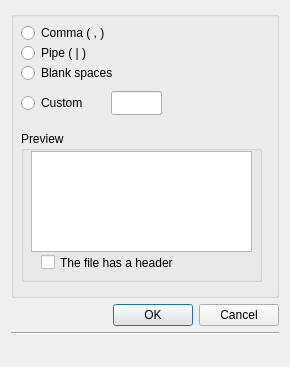
First picture: the form in easygeotagger/src/plugins/gps_plugin/textdelimiter.ui, repository alexbruy/EasyGeoTagger, before the edit.
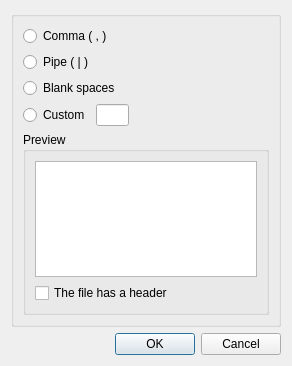
Second picture: the form after the edit.

```diff
--- a/easygeotagger/src/plugins/gps_plugin/textdelimiter.ui
+++ b/easygeotagger/src/plugins/gps_plugin/textdelimiter.ui
@@ -5,8 +5,8 @@
    <rect>
     <x>0</x>
     <y>0</y>
-    <width>290</width>
-    <height>367</height>
+    <width>292</width>
+    <height>366</height>
    </rect>
   </property>
   <property name="windowTitle" >
@@ -18,104 +18,85 @@
      <property name="title" >
       <string/>
      </property>
-     <widget class="QLineEdit" name="leCustom" >
-      <property name="geometry" >
-       <rect>
-        <x>100</x>
-        <y>80</y>
-        <width>51</width>
-        <height>24</height>
-       </rect>
-      </property>
-     </widget>
+     <layout class="QGridLayout" >
+      <item row="0" column="0" colspan="3" >
      <widget class="QRadioButton" name="rbtnComma" >
-      <property name="geometry" >
-       <rect>
-        <x>10</x>
-        <y>10</y>
-        <width>92</width>
-        <height>24</height>
-       </rect>
-      </property>
       <property name="text" >
        <string>Comma ( , )</string>
       </property>
      </widget>
+      </item>
+      <item row="1" column="0" colspan="3" >
      <widget class="QRadioButton" name="rbtnPipe" >
-      <property name="geometry" >
-       <rect>
-        <x>10</x>
-        <y>30</y>
-        <width>92</width>
-        <height>24</height>
-       </rect>
-      </property>
       <property name="text" >
        <string>Pipe ( | )</string>
       </property>
      </widget>
-     <widget class="QRadioButton" name="rbtnCustom" >
-      <property name="geometry" >
-       <rect>
-        <x>10</x>
-        <y>80</y>
-        <width>92</width>
-        <height>24</height>
-       </rect>
-      </property>
-      <property name="text" >
-       <string>Custom</string>
-      </property>
-     </widget>
+      </item>
+      <item row="2" column="0" colspan="2" >
      <widget class="QRadioButton" name="rbtnBlank" >
-      <property name="geometry" >
-       <rect>
-        <x>10</x>
-        <y>50</y>
-        <width>92</width>
-        <height>24</height>
-       </rect>
-      </property>
       <property name="text" >
        <string>Blank spaces</string>
       </property>
      </widget>
+      </item>
+      <item row="3" column="0" >
+       <widget class="QRadioButton" name="rbtnCustom" >
+        <property name="text" >
+         <string>Custom</string>
+        </property>
+       </widget>
+      </item>
+      <item row="3" column="1" >
+       <widget class="QLineEdit" name="leCustom" >
+        <property name="maximumSize" >
+         <size>
+          <width>50</width>
+          <height>50</height>
+         </size>
+        </property>
+       </widget>
+      </item>
+      <item row="3" column="2" >
+       <spacer>
+        <property name="orientation" >
+         <enum>Qt::Horizontal</enum>
+        </property>
+        <property name="sizeHint" >
+         <size>
+          <width>91</width>
+          <height>20</height>
+         </size>
+        </property>
+       </spacer>
+      </item>
+      <item row="4" column="0" colspan="3" >
      <widget class="QGroupBox" name="groupBox_2" >
-      <property name="geometry" >
-       <rect>
-        <x>10</x>
-        <y>120</y>
-        <width>241</width>
-        <height>151</height>
-       </rect>
-      </property>
       <property name="title" >
        <string>Preview</string>
       </property>
+        <layout class="QGridLayout" >
+         <item row="0" column="0" >
       <widget class="QTextEdit" name="tePreview" >
-       <property name="geometry" >
-        <rect>
-         <x>10</x>
-         <y>20</y>
-         <width>221</width>
-         <height>101</height>
-        </rect>
-       </property>
-      </widget>
+           <property name="maximumSize" >
+            <size>
+             <width>10000</width>
+             <height>16777215</height>
+            </size>
+           </property>
+          </widget>
+         </item>
+         <item row="1" column="0" >
       <widget class="QCheckBox" name="cbHeader" >
-       <property name="geometry" >
-        <rect>
-         <x>20</x>
-         <y>120</y>
-         <width>138</width>
-         <height>23</height>
-        </rect>
-       </property>
        <property name="text" >
         <string>The file has a header</string>
        </property>
       </widget>
-     </widget>
+         </item>
+        </layout>
+       </widget>
+      </item>
+     </layout>
     </widget>
    </item>
    <item row="1" column="0" >
@@ -141,23 +122,6 @@
      </property>
     </widget>
    </item>
-   <item row="2" column="0" colspan="2" >
-    <widget class="Line" name="line" >
-     <property name="orientation" >
-      <enum>Qt::Horizontal</enum>
-     </property>
-    </widget>
-   </item>
-   <item row="3" column="0" colspan="2" >
-    <widget class="QLabel" name="lbStatus" >
-     <property name="maximumSize" >
-      <size>
-       <width>10000</width>
-       <height>15</height>
-      </size>
-     </property>
-    </widget>
-   </item>
   </layout>
  </widget>
  <resources/>
```
Left out of the diff: 2 changed lines with no effect on the pictures. Lines whose indentation alone changed are shown as unchanged.
